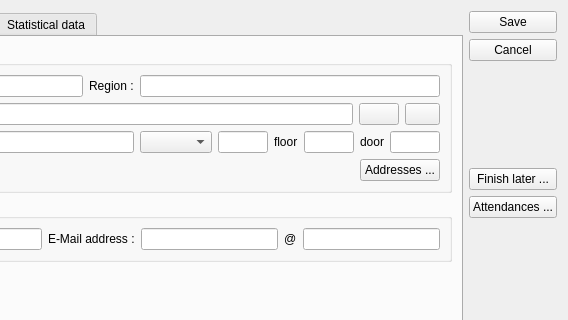
Above: client/dlgpatientedit.ui from tbikfalvi/Belenus before the change; both pictures show x 306 to 874 and y 0 to 320 of the 874 by 583 pixel window. Below: the same form after it.
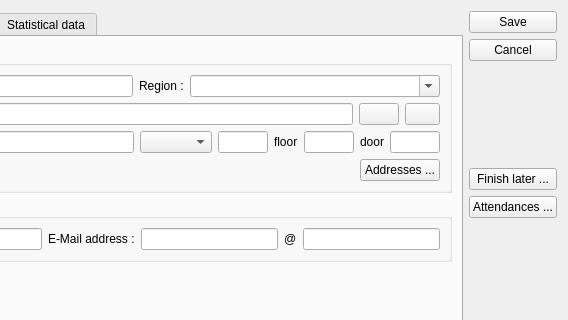
That is the form after the change. The open tabs and pages were chosen to show the change.

What changed in the file:
```diff
--- a/client/dlgpatientedit.ui
+++ b/client/dlgpatientedit.ui
@@ -384,7 +384,17 @@
              </widget>
             </item>
             <item>
-             <widget class="QLineEdit" name="ledRegion"/>
+             <widget class="QComboBox" name="cmbRegion">
+              <property name="minimumSize">
+               <size>
+                <width>250</width>
+                <height>0</height>
+               </size>
+              </property>
+              <property name="editable">
+               <bool>true</bool>
+              </property>
+             </widget>
             </item>
            </layout>
           </item>
```
